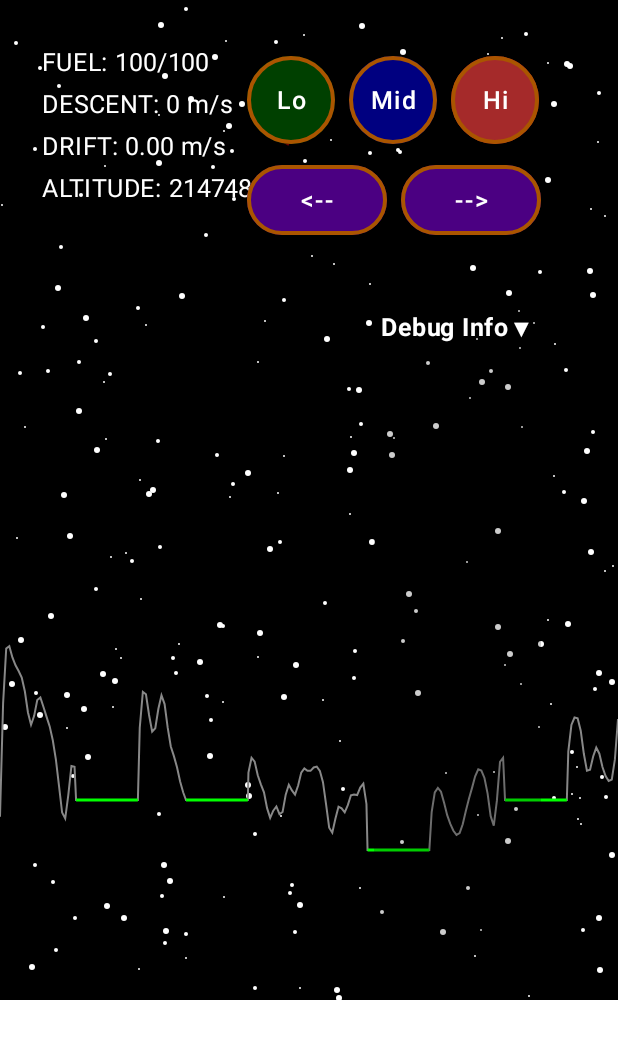
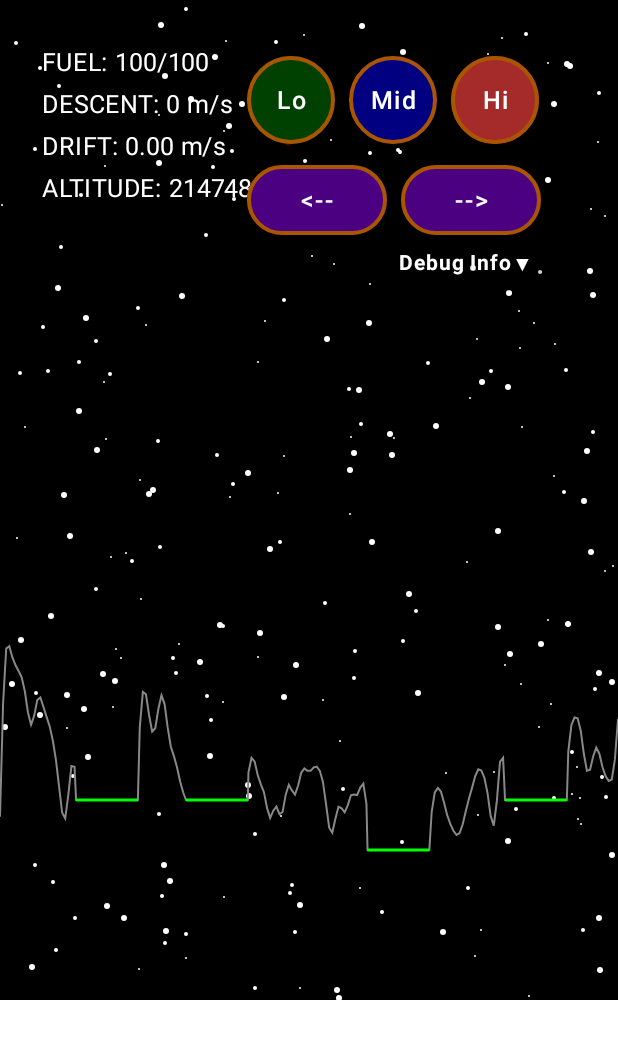
Before and after one commit to balch/lander, an Android app built with Jetpack Compose: the @Preview function PlayingContentPreview, on a phone screen of 412 x 824 dp. Shown: the top 1039 px of the screen. Run offline under Robolectric (Android 15) with nearby library versions, the phone set to English and light mode, and no system bars; libraries missing offline, so code that uses them is left out: org.lighthousegames.logging.

Commit message:
Refactor widgets to enhance layout flexibility with modifiers
Replaced hardcoded modifiers in `DrawControlPanel` and `DebugOverlay` with customizable `modifier` parameters. Updated `GamePlayScreen` to use a single `Column` for better alignment and grouping of widgets, improving code maintainability and layout control.

```diff
--- a/composeApp/src/commonMain/kotlin/com/balch/lander/screens/gameplay/GamePlayScreen.kt
+++ b/composeApp/src/commonMain/kotlin/com/balch/lander/screens/gameplay/GamePlayScreen.kt
@@ -143,15 +143,29 @@ fun PlayingContent(
             config = state.environment.config,
         )
         DrawInfoPanel(state.landerState, fontScaler, stringFormatter)
-        DrawControlPanel(state.landerState, onControlInputs, fontScaler)
+
+        Column(
+            modifier = Modifier
+                .align(Alignment.TopEnd)
+                .padding(top = 32.dp, end = 44.dp)
+                .safeDrawingPadding(),
+        ) {
+            DrawControlPanel(
+                modifier = Modifier.align(Alignment.End),
+                landerState = state.landerState,
+                onControlInputs = onControlInputs,
+                fontScaler = fontScaler
+            )
 
             DebugOverlay(
+                modifier = Modifier.align(Alignment.End),
                 landerState = state.landerState,
                 camera = state.camera,
                 fps = state.fps,
                 fontScaler = fontScaler,
                 stringFormatter = stringFormatter,
             )
+        }
     }
 }
 
--- a/composeApp/src/commonMain/kotlin/com/balch/lander/screens/gameplay/widgets/ControlsPanel.kt
+++ b/composeApp/src/commonMain/kotlin/com/balch/lander/screens/gameplay/widgets/ControlsPanel.kt
@@ -10,7 +10,6 @@ import androidx.compose.runtime.Composable
 import androidx.compose.runtime.getValue
 import androidx.compose.runtime.mutableStateOf
 import androidx.compose.runtime.remember
-import androidx.compose.ui.Alignment
 import androidx.compose.ui.Modifier
 import androidx.compose.ui.graphics.Color
 import androidx.compose.ui.text.style.TextAlign
@@ -24,19 +23,17 @@ import com.balch.lander.screens.gameplay.LanderState
 import org.jetbrains.compose.ui.tooling.preview.Preview
 
 @Composable
-fun BoxScope.DrawControlPanel(
+fun DrawControlPanel(
     landerState: LanderState,
     onControlInputs: (ControlInputs) -> Unit,
     fontScaler: FontScaler = FontScaler(1f),
+    modifier: Modifier = Modifier,
 ) {
     if (landerState.status == GameStatus.PLAYING) {
 
         // Control panel in the top right area
         Column(
-            modifier = Modifier
-                .align(Alignment.TopEnd)
-                .padding(top = 32.dp, end = 44.dp)
-                .safeDrawingPadding(),
+            modifier = modifier,
             verticalArrangement = Arrangement.spacedBy(12.dp)
         ) {
             // Thrust control buttons (top row)
--- a/composeApp/src/commonMain/kotlin/com/balch/lander/screens/gameplay/widgets/DebugOverlay.kt
+++ b/composeApp/src/commonMain/kotlin/com/balch/lander/screens/gameplay/widgets/DebugOverlay.kt
@@ -27,13 +27,14 @@ import com.balch.lander.screens.gameplay.LanderState
 import org.jetbrains.compose.ui.tooling.preview.Preview
 
 @Composable
-fun BoxScope.DebugOverlay(
+fun ColumnScope.DebugOverlay(
     landerState: LanderState,
     camera: Camera = Camera(),
     fps: Int = 60,
     fontScaler: FontScaler = FontScaler(1f),
     initialExpand: Boolean = false,
     stringFormatter: StringFormatter = StringFormatter(),
+    modifier: Modifier = Modifier,
 ) {
     var expanded by remember { mutableStateOf(initialExpand) }
 
@@ -44,11 +45,8 @@ fun BoxScope.DebugOverlay(
     )
 
     Column(
-        modifier = Modifier
-            .fillMaxHeight(.70f)
-            .align(Alignment.BottomEnd)
-            .padding(bottom = 32.dp, end = 44.dp)
-            .safeDrawingPadding()
+        modifier = modifier
+            .align(Alignment.End)
             .background(Color(0x33000000), shape = RoundedCornerShape(8.dp)),
         horizontalAlignment = Alignment.End,
     ) {
@@ -63,7 +61,7 @@ fun BoxScope.DebugOverlay(
             Text(
                 text = "Debug Info",
                 color = MaterialTheme.colors.onBackground,
-                fontSize = fontScaler.scale(14.sp),
+                fontSize = fontScaler.scale(12.sp),
                 fontWeight = FontWeight.Bold
             )
 
@@ -77,7 +75,7 @@ fun BoxScope.DebugOverlay(
             Text(
                 text = "▼", // Down arrow that will rotate
                 color = MaterialTheme.colors.onBackground,
-                fontSize = fontScaler.scale(14.sp),
+                fontSize = fontScaler.scale(12.sp),
                 modifier = Modifier.graphicsLayer {
                     rotationZ = rotation
                 }
@@ -95,12 +93,12 @@ fun BoxScope.DebugOverlay(
                         scaleY = animatedHeight
                         transformOrigin = TransformOrigin(0.5f, 0f)
                     },
-                verticalArrangement = Arrangement.Top
+                verticalArrangement = Arrangement.spacedBy(0.dp),
             ) {
                 Text(
                     text = "Position: (x=${position.x.toInt()}, y=${position.y.toInt()}, rot=${stringFormatter.formatToString(landerState.rotation)})",
                     color = MaterialTheme.colors.onBackground,
-                    fontSize = fontScaler.scale(12.sp)
+                    fontSize = fontScaler.scale(12.sp),
                 )
                 Text(
                     text = "Height: (sea=${landerState.distanceToSeaLevel.toInt()}, grd=${landerState.distanceToGround.toInt()})",
@@ -144,7 +142,7 @@ fun DebugOverlayExpandedPreview() {
     )
 
     MaterialTheme(colors = darkColors()) {
-        Box(modifier = Modifier
+        Column(modifier = Modifier
             .width(300.dp)
             .height(300.dp)
             .background(Color.Black)
@@ -176,7 +174,7 @@ fun DebugOverlayPreview() {
     )
 
     MaterialTheme(colors = darkColors()) {
-        Box(modifier = Modifier
+        Column(modifier = Modifier
             .width(300.dp)
             .height(250.dp)
             .background(Color.Black)
```
Lines whose indentation alone changed are shown as unchanged.
